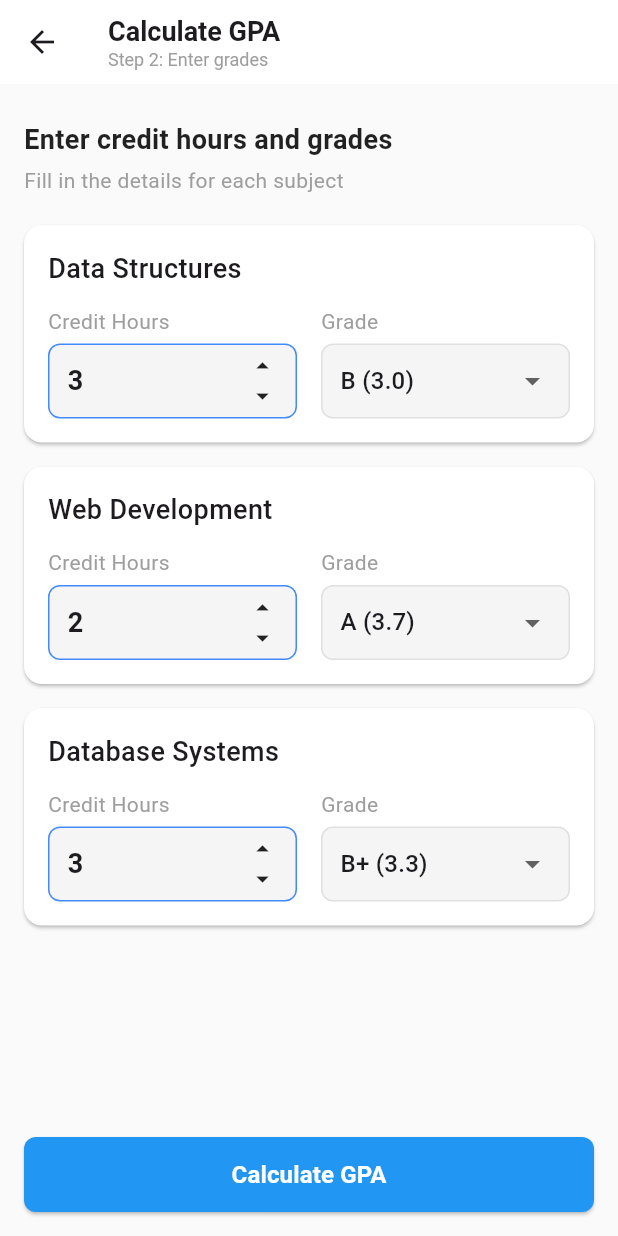
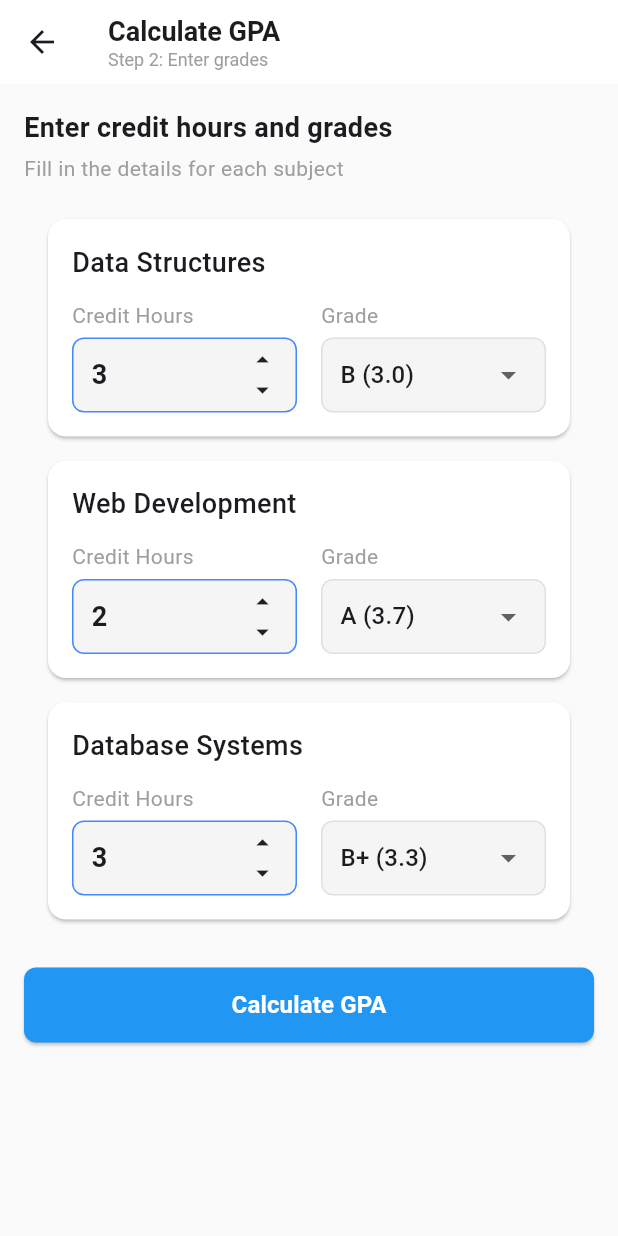
Before and after one commit to hadeer-r/Student-Mate, a Flutter app: the screen it shows after launch, on a phone screen of 412 x 824 dp. Run offline on Flutter 3.47's test engine with Material 3 defaults, Android fonts, the phone set to English and light mode, and no system bars.

Commit message:
update gpa_calculator_view

```diff
--- a/gpa_module/lib/views/gpa_calculator_view.dart
+++ b/gpa_module/lib/views/gpa_calculator_view.dart
@@ -12,6 +12,8 @@ class GPACalculatorView extends StatefulWidget {
 }
 
 class _GPACalculatorViewState extends State<GPACalculatorView> {
+  double gpaResult = 0.0;
+
   void calculateResult() {
     double totalPoints = 0;
     int totalHours = 0;
@@ -21,30 +23,9 @@ class _GPACalculatorViewState extends State<GPACalculatorView> {
       totalHours += subject.creditHours;
     }
 
-    double gpa = totalHours == 0 ? 0 : totalPoints / totalHours;
-
-    showDialog(
-      context: context,
-      builder: (context) => AlertDialog(
-        title: const Text("Your GPA"),
-        backgroundColor: Colors.white,
-        content: Text(
-          gpa.toStringAsFixed(2),
-          style: const TextStyle(
-            fontSize: 32,
-            fontWeight: FontWeight.bold,
-            color: Colors.blue,
-          ),
-          textAlign: TextAlign.center,
-        ),
-        actions: [
-          TextButton(
-            onPressed: () => Navigator.pop(context),
-            child: const Text("OK"),
-          ),
-        ],
-      ),
-    );
+    setState(() {
+      gpaResult = totalHours == 0 ? 0 : totalPoints / totalHours;
+    });
   }
 
   @override
@@ -74,48 +55,30 @@ class _GPACalculatorViewState extends State<GPACalculatorView> {
           ],
         ),
       ),
-      body: Column(
-        crossAxisAlignment: CrossAxisAlignment.start,
+      body: ListView(
+        padding: const EdgeInsets.all(16),
         children: [
-          Padding(
-            padding: const EdgeInsets.fromLTRB(16, 24, 16, 12),
-            child: Column(
-              crossAxisAlignment: CrossAxisAlignment.start,
-              children: const [
-                Text(
+          const Text(
             "Enter credit hours and grades",
-                  style: TextStyle(
-                    fontSize: 18,
-                    fontWeight: FontWeight.w600,
-                    color: Colors.black87,
+            style: TextStyle(fontSize: 18, fontWeight: FontWeight.bold),
           ),
+          const SizedBox(height: 4),
+          const Text(
+            "Fill in the details for each subject",
+            style: TextStyle(color: Colors.grey),
           ),
-                SizedBox(height: 4),
-                Text(
-                  "Fill in the details for each subject",
-                  style: TextStyle(fontSize: 14, color: Colors.grey),
-                ),
-              ],
-            ),
-          ),
+          const SizedBox(height: 16),
 
-          Expanded(
-            child: ListView.builder(
-              itemCount: widget.subjects.length,
-              itemBuilder: (context, index) {
+          ...widget.subjects.map((subject) {
             return SubjectCard(
-                  subject: widget.subjects[index],
-                  onUpdate: () {
-                    setState(() {});
-                  },
+              subject: subject,
+              onUpdate: () => setState(() {}),
             );
-              },
-            ),
-          ),
+          }),
 
-          Container(
-            padding: const EdgeInsets.all(16.0),
-            child: SizedBox(
+          const SizedBox(height: 24),
+
+          SizedBox(
             width: double.infinity,
             height: 50,
             child: ElevatedButton(
@@ -136,7 +99,64 @@ class _GPACalculatorViewState extends State<GPACalculatorView> {
               ),
             ),
           ),
+
+          const SizedBox(height: 24),
+
+          if (gpaResult != 0) ...[
+            Container(
+              width: double.infinity,
+              padding: const EdgeInsets.symmetric(vertical: 32, horizontal: 16),
+              decoration: BoxDecoration(
+                color: const Color(0xFF4CAF50),
+                borderRadius: BorderRadius.circular(12),
               ),
+              child: Column(
+                children: [
+                  const Icon(
+                    Icons.workspace_premium,
+                    size: 60,
+                    color: Colors.white,
+                  ),
+                  const SizedBox(height: 8),
+                  const Text(
+                    "Your GPA",
+                    style: TextStyle(color: Colors.white, fontSize: 16),
+                  ),
+                  const SizedBox(height: 4),
+                  Text(
+                    gpaResult.toStringAsFixed(2),
+                    style: const TextStyle(
+                      color: Colors.white,
+                      fontSize: 48,
+                      fontWeight: FontWeight.bold,
+                    ),
+                  ),
+                  const SizedBox(height: 8),
+                  Text(
+                    "Based on ${widget.subjects.length} subjects",
+                    style: TextStyle(color: Colors.white.withOpacity(0.9)),
+                  ),
+                ],
+              ),
+            ),
+
+            const SizedBox(height: 16),
+
+            SizedBox(
+              width: double.infinity,
+              height: 50,
+              child: OutlinedButton(
+                onPressed: () {
+                  Navigator.of(context).popUntil((route) => route.isFirst);
+                },
+                style: OutlinedButton.styleFrom(
+                  side: const BorderSide(color: Colors.blue),
+                ),
+                child: const Text("Back to Dashboard"),
+              ),
+            ),
+            const SizedBox(height: 30),
+          ],
         ],
       ),
     );
```
Lines whose indentation alone changed are shown as unchanged.
